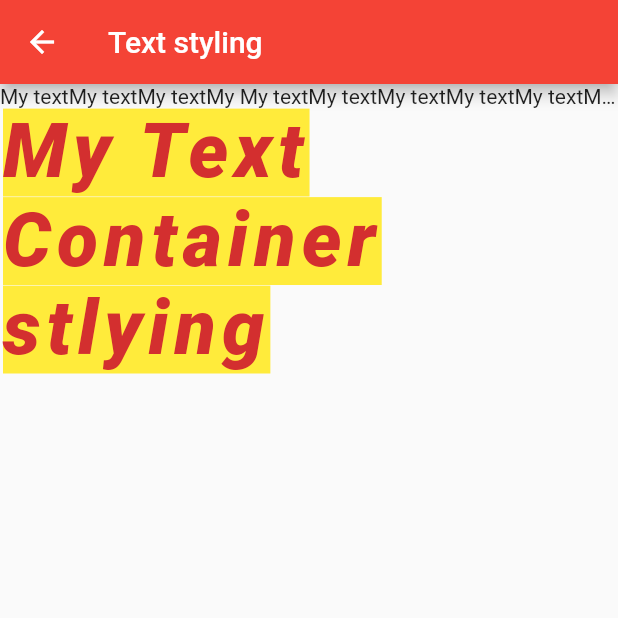
After one commit to achuka99/Tuwulire-Group-App-for-Deaf-students, a Flutter app: the screen it shows after launch, after a tap on "Text styling", on a phone screen of 412 x 824 dp, the top half of it. The commit adds this screen. Run offline on Flutter 3.47's test engine with Material 2 defaults, Android fonts, the phone set to English and light mode, and no system bars; network calls fail.

Commit message:
Added new screens

```diff
--- a/lib/main.dart
+++ b/lib/main.dart
@@ -2,6 +2,11 @@
 // 20/U/19779/PS
 import 'package:flutter/material.dart';
 import 'package:tuwulire/screens/ColumnScreen.dart';
+import 'package:tuwulire/screens/ContainerScreen.dart';
+import 'package:tuwulire/screens/ContainerStylingScreen.dart';
+import 'package:tuwulire/screens/ImagesScreen.dart';
+import 'package:tuwulire/screens/RowsScreen.dart';
+import 'package:tuwulire/screens/TextStylingScreen.dart';
 
 
 void main() {
@@ -40,7 +45,13 @@ class _MyHomePageState extends State<MyHomePage> {
       appBar: AppBar(
         title: Text(widget.title),
       ),
-      body: InkWell(
+      body: ListView(
+        children: [
+          ListTile(
+            title: const Text('Columns'),
+            leading:const Icon(Icons.view_column_outlined),
+            trailing:const Icon(Icons.chevron_right),
+            subtitle:const Text('My columns'),
             onTap: () {
               Navigator.push(
                 context,
@@ -49,8 +60,81 @@ class _MyHomePageState extends State<MyHomePage> {
                 ),
               );
             },
-        child: const Text("Go to Columns Screen"),
           ),
+            ListTile(
+            title: const Text("Rows"),
+            leading:const Icon(Icons.table_rows_outlined),
+            trailing:const Icon(Icons.chevron_right),
+            subtitle:const Text("All about rows..."),
+            onTap: () {
+              Navigator.push(
+                context,
+                MaterialPageRoute(
+                  builder: (context) => const RowsScreen(),
+                ),
+              );
+            },
+          ),
+             ListTile(
+            title:const Text("Container"),
+            leading:const Icon(Icons.check_box_outline_blank),
+            trailing:const Icon(Icons.chevron_right),
+            subtitle:const Text("All about container..."),
+            onTap: () {
+              Navigator.push(
+                context,
+                MaterialPageRoute(
+                  builder: (context) => const ContainerScreen(),
+                ),
+              );
+            },
+          ),
+          ListTile(
+            title:const Text("Images"),
+            leading:const Icon(Icons.photo_size_select_actual_outlined),
+            trailing:const Icon(Icons.chevron_right),
+            subtitle:const Text("All about images..."),
+            onTap: () {
+              Navigator.push(
+                context,
+                MaterialPageRoute(
+                  builder: (context) => const ImagesScreen(),
+                ),
+              );
+            },
+          ),
+           ListTile(
+            title:const Text("Text styling"),
+            leading:const Icon(Icons.text_fields_outlined),
+            trailing:const Icon(Icons.chevron_right),
+            subtitle:const Text("Decorating text..."),
+            onTap: () {
+              Navigator.push(
+                context,
+                MaterialPageRoute(
+                  builder: (context) => const TextStylingScreen(),
+                ),
+              );
+            },
+          ),
+            ListTile(
+            title:const Text("Container styling"),
+            leading:const Icon(Icons.deblur_rounded),
+            trailing:const Icon(Icons.chevron_right),
+            subtitle:const Text("Decorating containers..."),
+            onTap: () {
+              Navigator.push(
+                context,
+                MaterialPageRoute(
+                  builder: (context) => const ContainerStylingScreen(),
+                ),
+              );
+            },
+          ),
+
+        ],
+
+      )
     );
   }
 }
--- /dev/null
+++ b/lib/screens/RowsScreen.dart
@@ -0,0 +1,25 @@
+import 'package:flutter/cupertino.dart';
+import 'package:flutter/material.dart';
+
+class RowsScreen extends StatelessWidget {
+  const RowsScreen({super.key});
+
+  @override
+  Widget build(BuildContext context) {
+    return Scaffold(
+      appBar: AppBar(
+        title: const Text('Rows'),
+      ),
+      body: Row(
+        mainAxisAlignment: MainAxisAlignment.center,
+        children:const  [
+          Text("1"),
+          Text("2"),
+          Text("3"),
+          Text("4"),
+          Text("5"),
+        ],
+      ),
+    );
+  }
+}
--- /dev/null
+++ b/lib/screens/TextStylingScreen.dart
@@ -0,0 +1,59 @@
+import 'package:flutter/cupertino.dart';
+import 'package:flutter/material.dart';
+
+class TextStylingScreen extends StatefulWidget {
+  const TextStylingScreen({super.key});
+
+  @override
+  State<TextStylingScreen> createState() => _TextStylingScreenState();
+}
+
+class _TextStylingScreenState extends State<TextStylingScreen> {
+  @override
+  Widget build(BuildContext context) {
+    return Scaffold(
+      appBar: AppBar(
+        title: const Text('Text styling'),
+      ),
+      body: ListView(
+        children: [
+          Container(
+            child: Text(
+              "My textMy textMy textMy My textMy textMy textMy textMy textMy text textMy textMy textMy textMy textMy textMy text My text My text...",
+              textAlign: TextAlign.justify,
+              maxLines: 1,
+              overflow: TextOverflow.ellipsis,
+              style: TextStyle(),
+            ),
+          ),
+          Container(
+            child: Text(
+              "My Text",
+              style: TextStyle(
+                color: Colors.red.shade700,
+                backgroundColor: Colors.yellow,
+                fontSize: 50,
+                fontStyle: FontStyle.italic,
+                letterSpacing: 4,
+                fontWeight: FontWeight.w800,
+              ),
+            ),
+          ),
+          Container(
+            child: Text(
+              "Container stlying",
+              style: TextStyle(
+                color: Colors.red.shade700,
+                backgroundColor: Colors.yellow,
+                fontSize: 50,
+                fontStyle: FontStyle.italic,
+                letterSpacing: 4,
+                fontWeight: FontWeight.w800,
+              ),
+            ),
+          ),
+        ],
+      ),
+    );
+  }
+}
```
Also changed, not shown: lib/screens/ContainerScreen.dart (added, +45 -0 lines), lib/screens/ContainerStylingScreen.dart (added, +45 -0 lines), lib/screens/ImagesScreen.dart (added, +37 -0 lines). Lines whose indentation alone changed are shown as unchanged.
